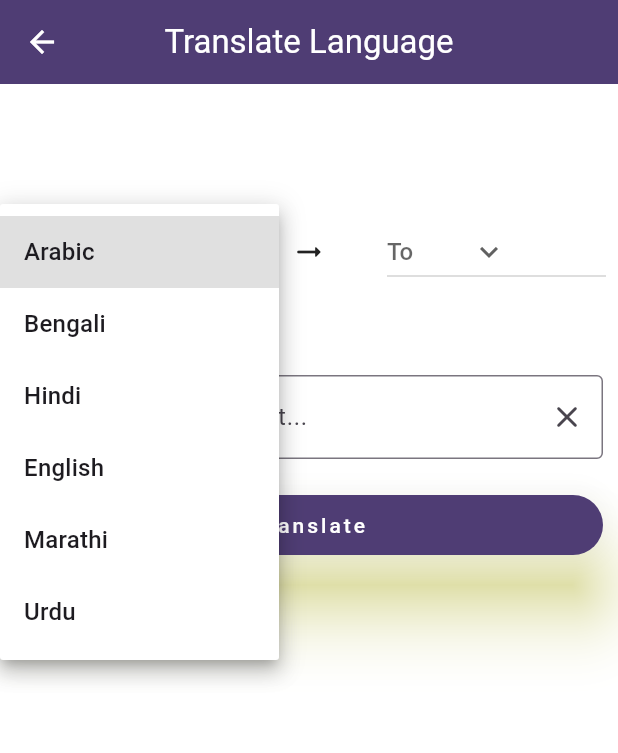
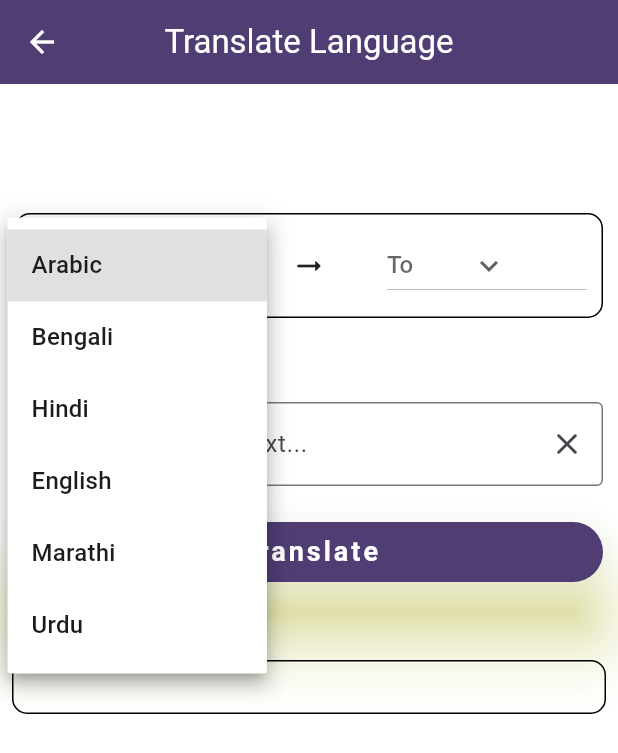
Before and after one commit to shossain786/my_habit, a Flutter app: the LangTranslate screen opened directly, after a tap on "From", on a phone screen of 412 x 824 dp. Shown: the top 753 px of the screen. Run offline on Flutter 3.47's test engine with Material 3 defaults, Android fonts, the light colour scheme and no system bars; our stand-ins replace expansion_tile_card, google_nav_bar, isar, shared_preferences; missing offline and left inert: floating_action_bubble, translator; accounts and stored records are empty; generated files the repository leaves out were written again.

Commit message:
working code

```diff
--- a/lib/screens/language_translate/lang_translator.dart
+++ b/lib/screens/language_translate/lang_translator.dart
@@ -1,5 +1,8 @@
+import 'dart:convert';
+
 import 'package:flutter/material.dart';
 import 'package:flutter/services.dart';
+import 'package:shared_preferences/shared_preferences.dart';
 import 'package:translator/translator.dart';
 
 class LangTranslate extends StatefulWidget {
@@ -24,6 +27,39 @@ class _LangTranslateState extends State<LangTranslate> {
   final TextEditingController _languageController = TextEditingController();
   String? selectedItem;
   GoogleTranslator translator = GoogleTranslator();
+  List<Map<String, String>> _savedData = [];
+
+  @override
+  void initState() {
+    super.initState();
+    _loadData();
+  }
+
+  Future<void> _loadData() async {
+    SharedPreferences prefs = await SharedPreferences.getInstance();
+    String? data = prefs.getString('savedLngData');
+    if (data != null) {
+      List<dynamic> decodedData = json.decode(data);
+      setState(() {
+        _savedData =
+            decodedData.map((item) => Map<String, String>.from(item)).toList();
+      });
+    }
+  }
+
+  Future<void> _saveData() async {
+    debugPrint('data to add $originLanguage, $destinationLanguage');
+    _savedData.add({
+      'inputString': _languageController.text,
+      'outPutString': outPut,
+      'otherData': '',
+    });
+
+    SharedPreferences prefs = await SharedPreferences.getInstance();
+    String encodedData = json.encode(_savedData);
+    await prefs.setString('savedLngData', encodedData);
+    debugPrint('Data added Successfully');
+  }
 
   void langTranslate(String src, String dest, String input) async {
     if (input.isEmpty) {
@@ -85,7 +121,13 @@ class _LangTranslateState extends State<LangTranslate> {
           children: [
             const SizedBox(height: 80),
             Padding(
-              padding: const EdgeInsets.all(8.0),
+              padding: const EdgeInsets.symmetric(horizontal: 10, vertical: 6),
+              child: Container(
+                padding: const EdgeInsetsDirectional.all(10),
+                decoration: BoxDecoration(
+                  border: Border.all(width: 1),
+                  borderRadius: BorderRadius.circular(10),
+                ),
                 child: Row(
                   mainAxisAlignment: MainAxisAlignment.center,
                   children: [
@@ -136,6 +178,7 @@ class _LangTranslateState extends State<LangTranslate> {
                   ],
                 ),
               ),
+            ),
             const SizedBox(height: 40),
             Padding(
               padding: const EdgeInsetsDirectional.all(10),
@@ -184,6 +227,8 @@ class _LangTranslateState extends State<LangTranslate> {
                   child: const Text(
                     'Translate',
                     style: TextStyle(
+                      fontWeight: FontWeight.bold,
+                      fontSize: 18,
                       letterSpacing: 2,
                     ),
                   ),
@@ -193,6 +238,11 @@ class _LangTranslateState extends State<LangTranslate> {
             const SizedBox(height: 30),
             Padding(
               padding: const EdgeInsets.all(8.0),
+              child: Container(
+                decoration: BoxDecoration(
+                  border: Border.all(width: 1),
+                  borderRadius: BorderRadius.circular(10),
+                ),
                 child: Row(
                   mainAxisAlignment: MainAxisAlignment.spaceAround,
                   children: [
@@ -204,8 +254,14 @@ class _LangTranslateState extends State<LangTranslate> {
                       IconButton(
                         onPressed: _copyText,
                         icon: const Icon(Icons.copy_rounded),
+                      ),
+                    if (outPut.isNotEmpty)
+                      IconButton(
+                        onPressed: _saveData,
+                        icon: const Icon(Icons.add_shopping_cart_rounded),
                       )
                   ],
+                ),
               ),
             ),
           ],
```
Also changed, not shown: lib/screens/language_translate/language_display.dart (+9 -7 lines), lib/project_constants.dart (added). Lines whose indentation alone changed are shown as unchanged.
